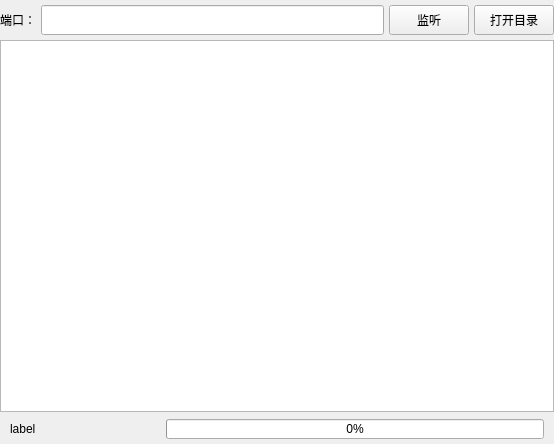
First picture: the form in mainwindow.ui, repository crylittlebear/transFile, before the edit.
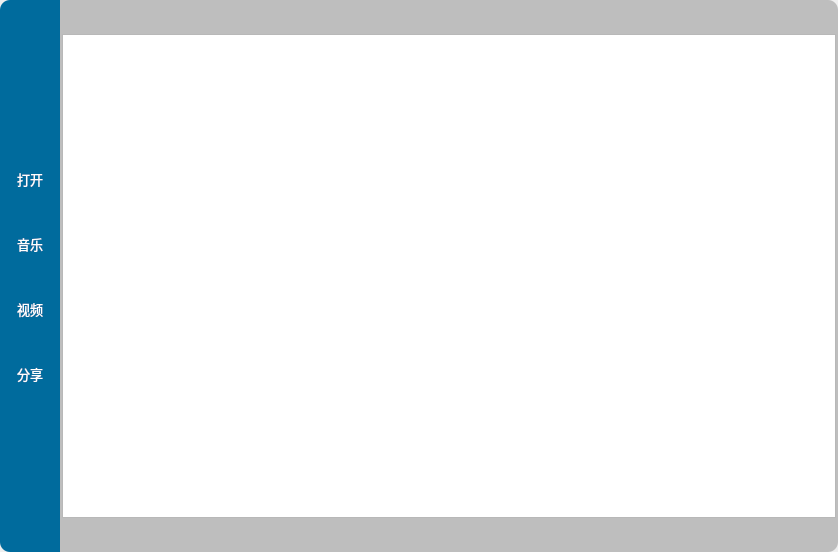
Second picture: the form after the edit. Icons and pictures are not drawn.

```diff
--- a/mainwindow.ui
+++ b/mainwindow.ui
@@ -6,23 +6,26 @@
    <rect>
     <x>0</x>
     <y>0</y>
-    <width>554</width>
-    <height>444</height>
+    <width>838</width>
+    <height>552</height>
    </rect>
   </property>
   <property name="windowTitle">
    <string>MainWindow</string>
   </property>
+  <property name="styleSheet">
+   <string notr="true"/>
+  </property>
   <widget class="QWidget" name="centralwidget">
-   <layout class="QVBoxLayout" name="verticalLayout">
+   <layout class="QHBoxLayout" name="horizontalLayout_2">
     <property name="spacing">
-     <number>5</number>
+     <number>0</number>
     </property>
     <property name="leftMargin">
      <number>0</number>
     </property>
     <property name="topMargin">
-     <number>5</number>
+     <number>0</number>
     </property>
     <property name="rightMargin">
      <number>0</number>
@@ -31,96 +34,392 @@
      <number>0</number>
     </property>
     <item>
-     <layout class="QHBoxLayout" name="horizontalLayout">
-      <item>
-       <widget class="QLabel" name="label">
-        <property name="text">
-         <string>端口：</string>
-        </property>
-       </widget>
-      </item>
-      <item>
-       <widget class="QLineEdit" name="lineEdit">
-        <property name="minimumSize">
-         <size>
-          <width>0</width>
-          <height>30</height>
-         </size>
-        </property>
-       </widget>
-      </item>
-      <item>
-       <widget class="QPushButton" name="btnListen">
-        <property name="minimumSize">
-         <size>
-          <width>0</width>
-          <height>30</height>
-         </size>
-        </property>
-        <property name="text">
-         <string>监听</string>
-        </property>
-       </widget>
-      </item>
-      <item>
-       <widget class="QPushButton" name="btnOpen">
-        <property name="minimumSize">
-         <size>
-          <width>0</width>
-          <height>30</height>
-         </size>
-        </property>
-        <property name="text">
-         <string>打开目录</string>
-        </property>
-       </widget>
-      </item>
-     </layout>
-    </item>
-    <item>
-     <widget class="QPlainTextEdit" name="plainTextEdit"/>
-    </item>
-    <item>
-     <layout class="QHBoxLayout" name="horizontalLayout_2" stretch="2,5">
-      <property name="leftMargin">
-       <number>10</number>
+     <widget class="QWidget" name="widgetToolBtn" native="true">
+      <property name="maximumSize">
+       <size>
+        <width>80</width>
+        <height>16777215</height>
+       </size>
       </property>
-      <property name="topMargin">
-       <number>2</number>
+      <property name="font">
+       <font>
+        <pointsize>10</pointsize>
+       </font>
       </property>
-      <property name="rightMargin">
-       <number>10</number>
+      <property name="styleSheet">
+       <string notr="true">QWidget#widgetToolBtn
+{
+	background-color: rgb(0, 107, 157);
+	border-top-left-radius: 10px;
+	border-bottom-left-radius: 10px;
+}
+
+QToolButton
+{
+	color: white;
+}
+
+QToolButton:hover
+{
+	background-color: gray;
+}</string>
       </property>
-      <property name="bottomMargin">
-       <number>5</number>
+      <layout class="QVBoxLayout" name="verticalLayout_3">
+       <property name="leftMargin">
+        <number>0</number>
+       </property>
+       <property name="rightMargin">
+        <number>0</number>
+       </property>
+       <item>
+        <spacer name="verticalSpacer_2">
+         <property name="orientation">
+          <enum>Qt::Vertical</enum>
+         </property>
+         <property name="sizeHint" stdset="0">
+          <size>
+           <width>20</width>
+           <height>189</height>
+          </size>
+         </property>
+        </spacer>
+       </item>
+       <item>
+        <layout class="QVBoxLayout" name="verticalLayout_2">
+         <property name="spacing">
+          <number>15</number>
+         </property>
+         <item>
+          <widget class="QToolButton" name="tBtnOpen">
+           <property name="minimumSize">
+            <size>
+             <width>60</width>
+             <height>50</height>
+            </size>
+           </property>
+           <property name="font">
+            <font>
+             <pointsize>10</pointsize>
+            </font>
+           </property>
+           <property name="text">
+            <string>打开</string>
+           </property>
+           <property name="icon">
+            <iconset resource="res.qrc">
+             <normaloff>:/img/file.png</normaloff>:/img/file.png</iconset>
+           </property>
+           <property name="iconSize">
+            <size>
+             <width>20</width>
+             <height>20</height>
+            </size>
+           </property>
+           <property name="toolButtonStyle">
+            <enum>Qt::ToolButtonTextUnderIcon</enum>
+           </property>
+           <property name="autoRaise">
+            <bool>true</bool>
+           </property>
+          </widget>
+         </item>
+         <item>
+          <widget class="QToolButton" name="tBtn">
+           <property name="minimumSize">
+            <size>
+             <width>60</width>
+             <height>50</height>
+            </size>
+           </property>
+           <property name="font">
+            <font>
+             <pointsize>10</pointsize>
+            </font>
+           </property>
+           <property name="text">
+            <string>音乐</string>
+           </property>
+           <property name="icon">
+            <iconset resource="res.qrc">
+             <normaloff>:/img/music.png</normaloff>:/img/music.png</iconset>
+           </property>
+           <property name="iconSize">
+            <size>
+             <width>20</width>
+             <height>20</height>
+            </size>
+           </property>
+           <property name="toolButtonStyle">
+            <enum>Qt::ToolButtonTextUnderIcon</enum>
+           </property>
+           <property name="autoRaise">
+            <bool>true</bool>
+           </property>
+          </widget>
+         </item>
+         <item>
+          <widget class="QToolButton" name="toolButton_3">
+           <property name="minimumSize">
+            <size>
+             <width>60</width>
+             <height>50</height>
+            </size>
+           </property>
+           <property name="font">
+            <font>
+             <pointsize>10</pointsize>
+            </font>
+           </property>
+           <property name="text">
+            <string>视频</string>
+           </property>
+           <property name="icon">
+            <iconset resource="res.qrc">
+             <normaloff>:/img/video.png</normaloff>:/img/video.png</iconset>
+           </property>
+           <property name="iconSize">
+            <size>
+             <width>20</width>
+             <height>20</height>
+            </size>
+           </property>
+           <property name="toolButtonStyle">
+            <enum>Qt::ToolButtonTextUnderIcon</enum>
+           </property>
+           <property name="autoRaise">
+            <bool>true</bool>
+           </property>
+          </widget>
+         </item>
+         <item>
+          <widget class="QToolButton" name="toolButton_4">
+           <property name="minimumSize">
+            <size>
+             <width>60</width>
+             <height>50</height>
+            </size>
+           </property>
+           <property name="font">
+            <font>
+             <pointsize>10</pointsize>
+            </font>
+           </property>
+           <property name="text">
+            <string>分享</string>
+           </property>
+           <property name="icon">
+            <iconset resource="res.qrc">
+             <normaloff>:/img/share.png</normaloff>:/img/share.png</iconset>
+           </property>
+           <property name="iconSize">
+            <size>
+             <width>20</width>
+             <height>20</height>
+            </size>
+           </property>
+           <property name="toolButtonStyle">
+            <enum>Qt::ToolButtonTextUnderIcon</enum>
+           </property>
+           <property name="autoRaise">
+            <bool>true</bool>
+           </property>
+          </widget>
+         </item>
+        </layout>
+       </item>
+       <item>
+        <spacer name="verticalSpacer">
+         <property name="orientation">
+          <enum>Qt::Vertical</enum>
+         </property>
+         <property name="sizeHint" stdset="0">
+          <size>
+           <width>20</width>
+           <height>188</height>
+          </size>
+         </property>
+        </spacer>
+       </item>
+      </layout>
+     </widget>
+    </item>
+    <item>
+     <widget class="QWidget" name="widgetRight" native="true">
+      <property name="styleSheet">
+       <string notr="true">QWidget#widgetRight
+{
+	background-color: rgb(190, 190, 190);
+	border-top-right-radius: 10px;	
+	border-bottom-right-radius: 10px;
+}</string>
       </property>
-      <item>
-       <widget class="QLabel" name="labelFileName">
-        <property name="text">
-         <string>label</string>
-        </property>
-       </widget>
-      </item>
-      <item>
-       <widget class="QProgressBar" name="progressBar">
-        <property name="minimumSize">
-         <size>
-          <width>0</width>
-          <height>0</height>
-         </size>
-        </property>
-        <property name="maximumSize">
-         <size>
-          <width>16777215</width>
-          <height>20</height>
-         </size>
-        </property>
-        <property name="value">
-         <number>0</number>
-        </property>
-       </widget>
-      </item>
-     </layout>
+      <layout class="QVBoxLayout" name="verticalLayout">
+       <property name="spacing">
+        <number>0</number>
+       </property>
+       <property name="leftMargin">
+        <number>0</number>
+       </property>
+       <property name="topMargin">
+        <number>0</number>
+       </property>
+       <property name="rightMargin">
+        <number>0</number>
+       </property>
+       <property name="bottomMargin">
+        <number>0</number>
+       </property>
+       <item>
+        <widget class="QWidget" name="widget_2" native="true">
+         <property name="sizePolicy">
+          <sizepolicy hsizetype="Expanding" vsizetype="Fixed">
+           <horstretch>0</horstretch>
+           <verstretch>0</verstretch>
+          </sizepolicy>
+         </property>
+         <property name="minimumSize">
+          <size>
+           <width>0</width>
+           <height>32</height>
+          </size>
+         </property>
+         <property name="maximumSize">
+          <size>
+           <width>16777215</width>
+           <height>32</height>
+          </size>
+         </property>
+         <layout class="QHBoxLayout" name="horizontalLayout">
+          <property name="topMargin">
+           <number>1</number>
+          </property>
+          <property name="bottomMargin">
+           <number>1</number>
+          </property>
+          <item>
+           <spacer name="horizontalSpacer">
+            <property name="orientation">
+             <enum>Qt::Horizontal</enum>
+            </property>
+            <property name="sizeHint" stdset="0">
+             <size>
+              <width>627</width>
+              <height>20</height>
+             </size>
+            </property>
+           </spacer>
+          </item>
+          <item>
+           <widget class="QToolButton" name="tBtnMin">
+            <property name="minimumSize">
+             <size>
+              <width>30</width>
+              <height>30</height>
+             </size>
+            </property>
+            <property name="text">
+             <string/>
+            </property>
+            <property name="icon">
+             <iconset resource="res.qrc">
+              <normaloff>:/img/minus (2).png</normaloff>:/img/minus (2).png</iconset>
+            </property>
+            <property name="autoRaise">
+             <bool>true</bool>
+            </property>
+           </widget>
+          </item>
+          <item>
+           <widget class="QToolButton" name="tBtnMax">
+            <property name="minimumSize">
+             <size>
+              <width>30</width>
+              <height>30</height>
+             </size>
+            </property>
+            <property name="text">
+             <string/>
+            </property>
+            <property name="icon">
+             <iconset resource="res.qrc">
+              <normaloff>:/img/fullscreen.png</normaloff>:/img/fullscreen.png</iconset>
+            </property>
+            <property name="autoRaise">
+             <bool>true</bool>
+            </property>
+           </widget>
+          </item>
+          <item>
+           <widget class="QToolButton" name="tBtnClose">
+            <property name="minimumSize">
+             <size>
+              <width>30</width>
+              <height>30</height>
+             </size>
+            </property>
+            <property name="text">
+             <string/>
+            </property>
+            <property name="icon">
+             <iconset resource="res.qrc">
+              <normaloff>:/img/close.png</normaloff>:/img/close.png</iconset>
+            </property>
+            <property name="autoRaise">
+             <bool>true</bool>
+            </property>
+           </widget>
+          </item>
+         </layout>
+        </widget>
+       </item>
+       <item>
+        <widget class="QWidget" name="widget" native="true">
+         <layout class="QVBoxLayout" name="verticalLayout_4">
+          <property name="leftMargin">
+           <number>2</number>
+          </property>
+          <property name="topMargin">
+           <number>2</number>
+          </property>
+          <property name="rightMargin">
+           <number>2</number>
+          </property>
+          <property name="bottomMargin">
+           <number>2</number>
+          </property>
+          <item>
+           <widget class="QListWidget" name="listWidget"/>
+          </item>
+         </layout>
+        </widget>
+       </item>
+       <item>
+        <widget class="QLabel" name="label">
+         <property name="sizePolicy">
+          <sizepolicy hsizetype="Expanding" vsizetype="Fixed">
+           <horstretch>0</horstretch>
+           <verstretch>0</verstretch>
+          </sizepolicy>
+         </property>
+         <property name="minimumSize">
+          <size>
+           <width>0</width>
+           <height>32</height>
+          </size>
+         </property>
+         <property name="maximumSize">
+          <size>
+           <width>16777215</width>
+           <height>32</height>
+          </size>
+         </property>
+         <property name="text">
+          <string/>
+         </property>
+        </widget>
+       </item>
+      </layout>
+     </widget>
     </item>
    </layout>
   </widget>
```
Left out of the diff: 4 changed lines with no effect on the pictures.
